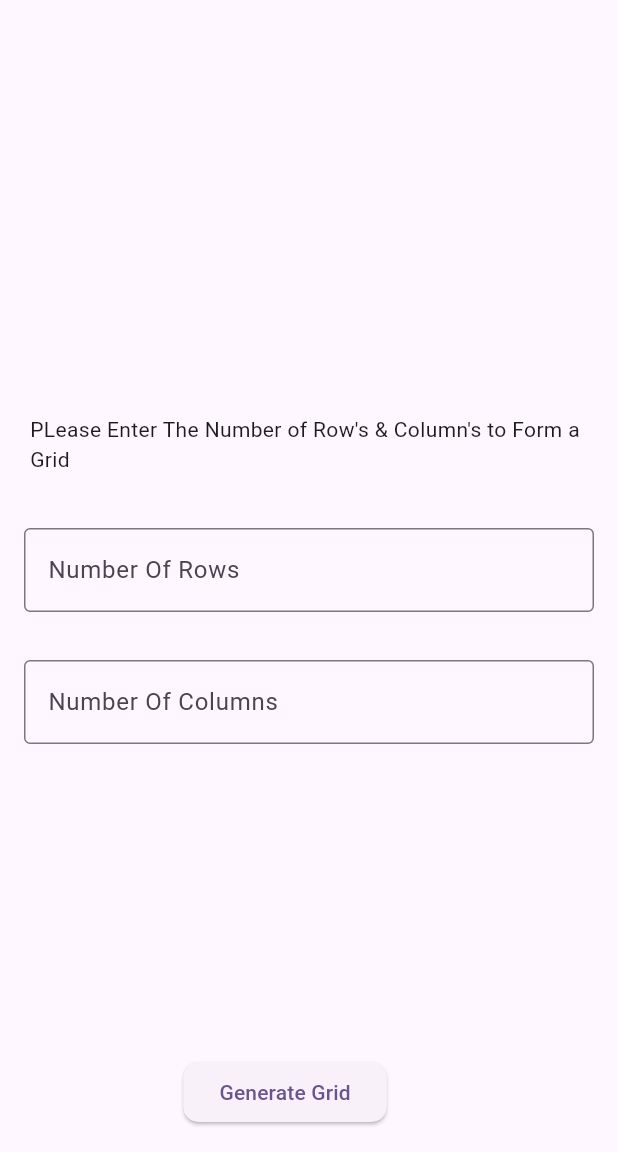
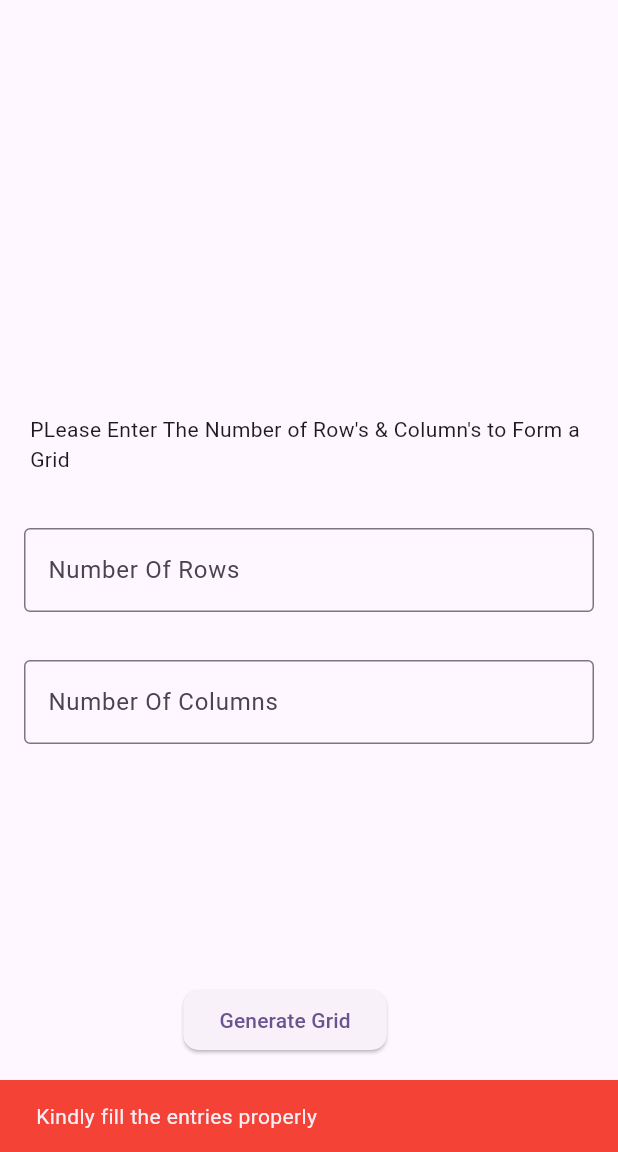
Before and after one commit to PrathameshTulaskar/indicator, a Flutter app: the screen it shows after launch, after a tap on "Generate Grid", on a phone screen of 412 x 824 dp, the part 84-1236 px from its top. Run offline on Flutter 3.47's test engine with Material 2 defaults, Android fonts, the light colour scheme and no system bars.

Commit message:
Update home_screen.dart

```diff
--- a/lib/home_screen.dart
+++ b/lib/home_screen.dart
@@ -84,7 +84,9 @@ class _HomeScreenState extends State<HomeScreen> {
           alignment: Alignment.bottomCenter,
           child: ElevatedButton(
             onPressed: () {
-              if(int.parse(rowController.text) > 0 && int.parse(columnController.text) > 0)
+              if(rowController.text.isNotEmpty && columnController.text.isNotEmpty )
+                {
+                  if(int.parse(rowController.text) > 0 && int.parse(columnController.text) > 0 )
                   {
                     Navigator.push(
                       context,
@@ -97,9 +99,19 @@ class _HomeScreenState extends State<HomeScreen> {
                               )),
                     );
                   }
+                }
+
               else {
-                print("you are sending 0 values");
-                print("you are sending 0 values");
+                ScaffoldMessenger.of(context).showSnackBar(
+
+                  const SnackBar(
+                    backgroundColor: Colors.red,
+                    content: Text('Kindly fill the entries properly'),
+                    duration: Duration(seconds: 3), // Optional duration
+                  ),
+                );
+                // print("you are sending 0 values");
+                // print("you are sending 0 values");
               }
             },
             style: ElevatedButton.styleFrom(
@@ -205,7 +217,7 @@ class _WordSearchGameState extends State<WordSearchGame> {
     return Scaffold(
       appBar: AppBar(
         backgroundColor: Theme.of(context).colorScheme.inversePrimary,
-        title: Text("Word Search Example"),
+        title: Text("Word Search"),
       ),
       body: SingleChildScrollView(
         child: Column(
@@ -263,6 +275,7 @@ class _WordSearchGameState extends State<WordSearchGame> {
                             : Colors.grey.withOpacity(0.3),
                         child: Center(
                             child: TextField(
+                              style: const TextStyle(fontSize: 25, color: Colors.black),
                           onChanged: (value) {
                             setState(() {
                               puzzleGrid[row][col] = value.toUpperCase();
```
Lines whose indentation alone changed are shown as unchanged.
